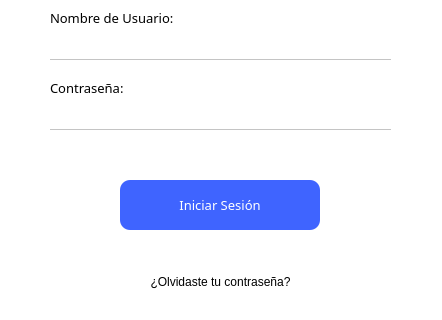
The window that hospital-Core/Widgets/Usuario/inicar_sesion.ui (MrDanielG/Hospital-SCRUM) describes before a commit, drawn with Qt 5; both pictures show x 0 to 442 and y 230 to 550 of the 442 by 550 pixel window.
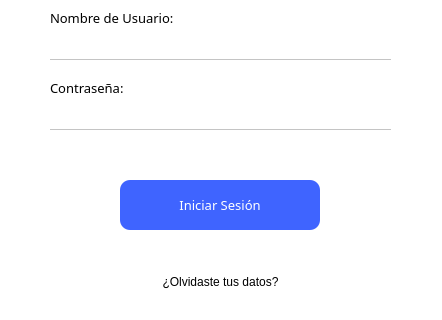
The same window after the commit. Icons and pictures are not drawn.

Commit message: Interfaz Recuperar contraseña

What changed in the file:
```diff
--- a/hospital-Core/Widgets/Usuario/inicar_sesion.ui
+++ b/hospital-Core/Widgets/Usuario/inicar_sesion.ui
@@ -186,7 +186,7 @@
     </rect>
    </property>
    <property name="text">
-    <string>¿Olvidaste tu contraseña?</string>
+    <string>¿Olvidaste tus datos?</string>
    </property>
   </widget>
  </widget>
```
The commit also changes 6 other files.
